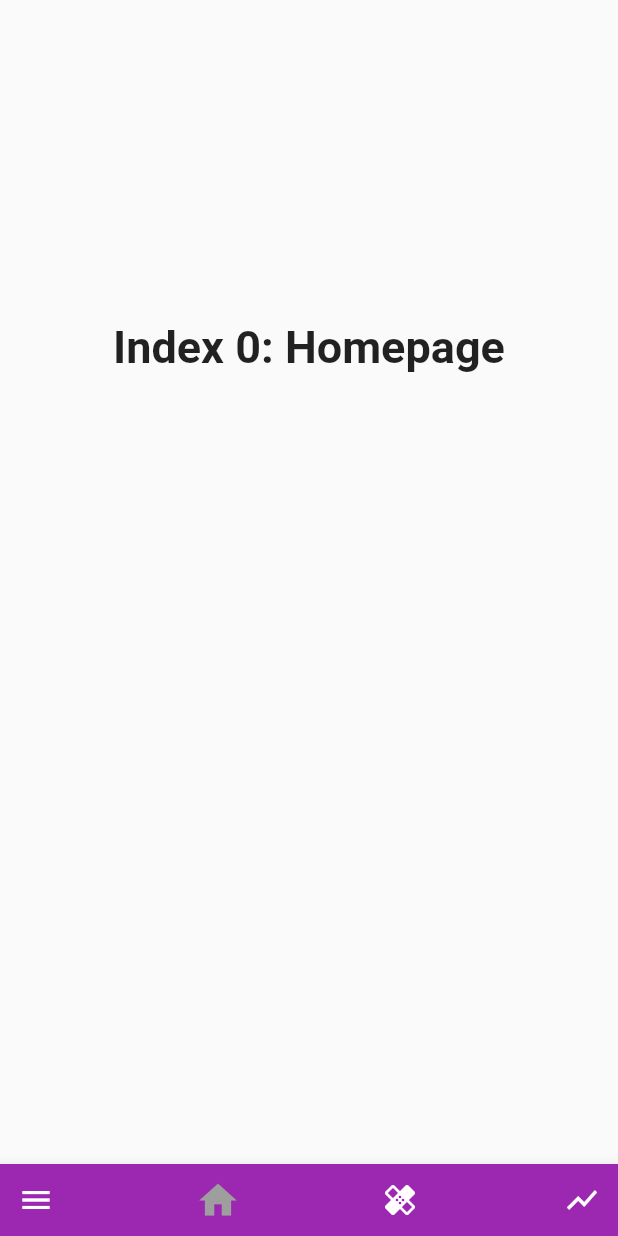
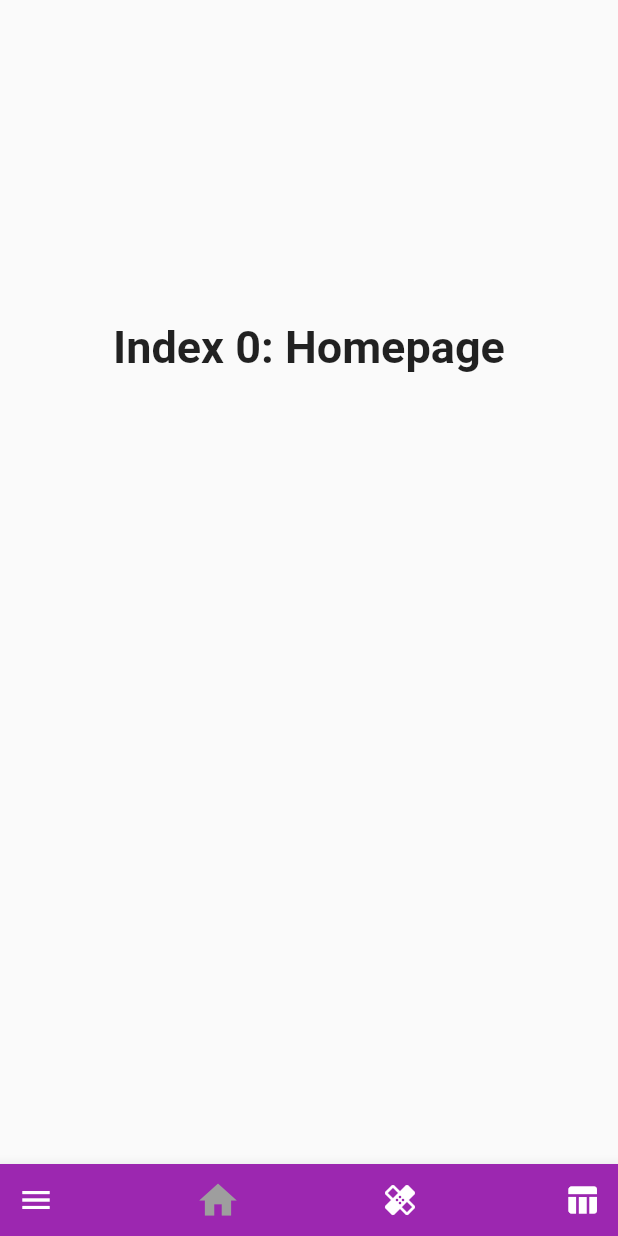
Before and after one commit to AethanFoot-University/StressApp, a Flutter app: the screen it shows after launch, on a phone screen of 412 x 824 dp. Run offline on Flutter 3.47's test engine with Material 2 defaults, Android fonts, the light colour scheme and no system bars.

Commit message:
One icon change

```diff
--- a/stress_app/lib/screens/homepage.dart
+++ b/stress_app/lib/screens/homepage.dart
@@ -105,7 +105,7 @@ class BottomBar extends StatelessWidget {
               color: parent._selectedIndex == 2 ? Colors.grey : Colors.white,
               splashColor: Colors.transparent,
               iconSize: parent._selectedIndex == 2 ? 30 : 24,
-              icon: Icon(Icons.show_chart),
+              icon: Icon(Icons.table_chart),
               onPressed: () {
                 parent._onItemTapped(2);
               },
```
